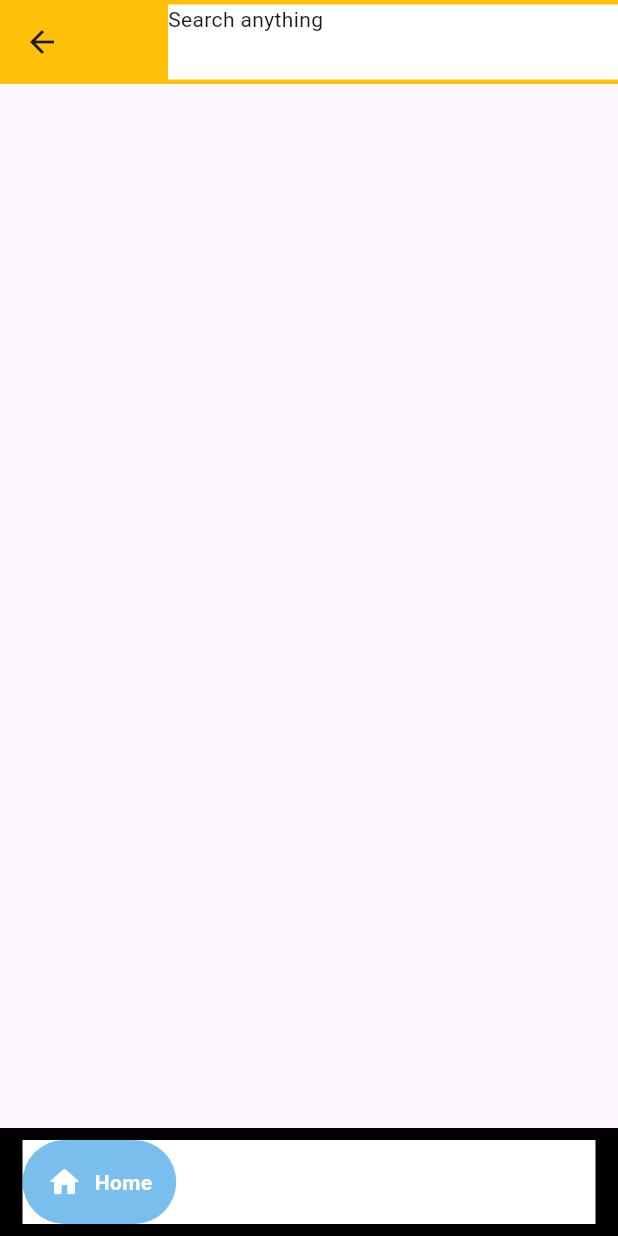
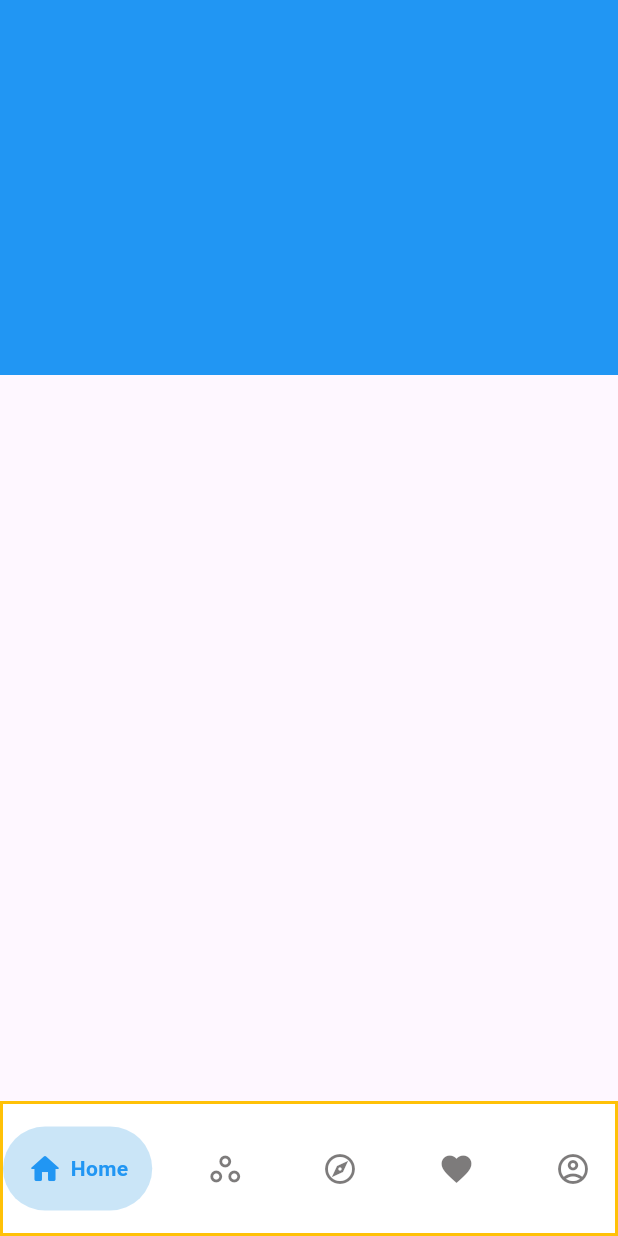
Before and after one commit to David-Meka/sopusons, a Flutter app: the BottomNavigation screen opened directly, on a phone screen of 412 x 824 dp. Run offline on Flutter 3.47's test engine with Material 3 defaults, Android fonts, the phone set to English and light mode, and no system bars; drawn by our look-alikes of google_nav_bar; our stand-ins replace google_fonts.

Commit message:
Started home

```diff
--- a/lib/main.dart
+++ b/lib/main.dart
@@ -1,5 +1,6 @@
 import 'package:flutter/material.dart';
 import 'package:sopusons/pages/home_page.dart';
+import 'package:sopusons/widgets/bottom_navigation.dart';
 
 void main() {
   runApp(const MyApp());
@@ -12,6 +13,6 @@ class MyApp extends StatelessWidget {
   @override
   Widget build(BuildContext context) {
     return const MaterialApp(
-        debugShowCheckedModeBanner: false, home: HomePage());
+        debugShowCheckedModeBanner: false, home: BottomNavigation());
   }
 }
--- /dev/null
+++ b/lib/pages/Profile_page.dart
@@ -0,0 +1,10 @@
+import 'package:flutter/material.dart';
+
+class ProfilePage extends StatelessWidget {
+  const ProfilePage({super.key});
+
+  @override
+  Widget build(BuildContext context) {
+    return const Scaffold();
+  }
+}
--- a/lib/pages/home_page.dart
+++ b/lib/pages/home_page.dart
@@ -10,22 +10,24 @@ class HomePage extends StatefulWidget {
 class _HomePageState extends State<HomePage> {
   @override
   Widget build(BuildContext context) {
+    double height = MediaQuery.of(context).size.height;
     return Scaffold(
-      appBar: AppBar(
-        backgroundColor: Colors.amber,
-        actions: <Widget>[
-          const Align(
-            alignment: Alignment.center,
-          ),
-          Center(
-            child: Container(
-              color: Colors.white,
-              height: 50,
-              width: 300,
-              child: Text('Search anything'),
-            ),
-          )
-        ],
+      body: Container(
+        height: height,
+        child: Column(
+          children: [
+            Container(
+              child: Stack(
+                children: [
+                  Container(
+                    color: Colors.blue,
+                    height: 250,
+                  )
+                ],
+              ),
+            )
+          ],
+        ),
       ),
     );
   }
--- /dev/null
+++ b/lib/pages/home_widgets/catalogue1ItemWidget.dart
@@ -0,0 +1,19 @@
+import 'package:flutter/material.dart';
+
+class Catalogue1itemwidget extends StatelessWidget {
+  const Catalogue1itemwidget({super.key});
+
+  @override
+  Widget build(BuildContext context) {
+    return Align(
+      alignment: Alignment.centerLeft,
+      child: Container(
+        width: double.maxFinite,
+        padding: EdgeInsets.symmetric(
+          horizontal: 6.h,
+          vertical: 12.h,
+        ),
+      ),
+    );
+  }
+}
--- a/lib/widgets/bottom_navigation.dart
+++ b/lib/widgets/bottom_navigation.dart
@@ -1,5 +1,7 @@
 import 'package:flutter/material.dart';
+import 'package:google_fonts/google_fonts.dart';
 import 'package:google_nav_bar/google_nav_bar.dart';
+import 'package:sopusons/pages/Profile_page.dart';
 import 'package:sopusons/pages/explore_screen.dart';
 import 'package:sopusons/pages/favourite_screen.dart';
 import 'package:sopusons/pages/home_page.dart';
@@ -19,19 +21,20 @@ class _BottomNavigationState extends State<BottomNavigation> {
     Workspace(),
     ExploreScreen(),
     FavouriteScreen(),
+    ProfilePage(),
   ];
   @override
   Widget build(BuildContext context) {
+    double _height = MediaQuery.of(context).size.height;
+    double _width = MediaQuery.of(context).size.width;
     return Scaffold(
-      backgroundColor: Colors.black26,
-      // bottom nav barr
-      bottomNavigationBar: Container(
-        color: Colors.black,
-        child: Padding(
-          padding: const EdgeInsets.symmetric(
-            vertical: 8,
-            horizontal: 15.0,
-          ),
+        // backgroundColor: Colors.black26,
+        // bottom nav barr
+        bottomNavigationBar: Container(
+          color: Colors.amber,
+          padding: const EdgeInsets.all(2),
+          height: 90,
+          width: _width,
           child: GNav(
             onTabChange: (index) {
               setState(() {
@@ -39,26 +42,30 @@ class _BottomNavigationState extends State<BottomNavigation> {
               });
             },
             backgroundColor: Colors.white,
-            color: Colors.white,
-            gap: 8,
-            activeColor: Colors.white,
+            color: const Color.fromARGB(172, 63, 60, 60),
+            gap: 5,
+            activeColor: Colors.blue,
             padding: const EdgeInsets.all(16.0),
-            tabBackgroundColor: Color.fromARGB(158, 38, 150, 224),
+            tabBackgroundColor: const Color.fromARGB(62, 38, 150, 224),
             tabs: const [
               GButton(
                 icon: Icons.home_rounded,
                 text: 'Home',
+                style: GnavStyle.google,
               ),
               GButton(
                 icon: Icons.workspaces_outline,
-                text: 'Workspace',
+                text: 'Catergory',
+                style: GnavStyle.google,
+                // textSize: ,
+                padding: EdgeInsets.all(15),
               ),
               GButton(
                 icon: Icons.explore_outlined,
                 text: 'Explore',
               ),
               GButton(
-                icon: Icons.workspaces_outline,
+                icon: Icons.favorite,
                 text: 'Favorite',
               ),
               GButton(
@@ -69,8 +76,6 @@ class _BottomNavigationState extends State<BottomNavigation> {
             selectedIndex: _pageIndex,
           ),
         ),
-      ),
-      body: _pages[_pageIndex],
-    );
+        body: _pages[_pageIndex]);
   }
 }
--- a/pubspec.yaml
+++ b/pubspec.yaml
@@ -36,6 +36,7 @@ dependencies:
   # Use with the CupertinoIcons class for iOS style icons.
   cupertino_icons: ^1.0.6
   google_nav_bar: ^5.0.6
+  google_fonts: ^6.2.1
 
 dev_dependencies:
   flutter_test:
```
Also changed, not shown: lib/core/app_export.dart (added), lib/core/utils/date_time_utils.dart (added), lib/core/utils/image_constant.dart (added), lib/core/utils/size_utils.dart (added), lib/core/utils/validation_functions.dart (added), pubspec.lock, 1 other file.
